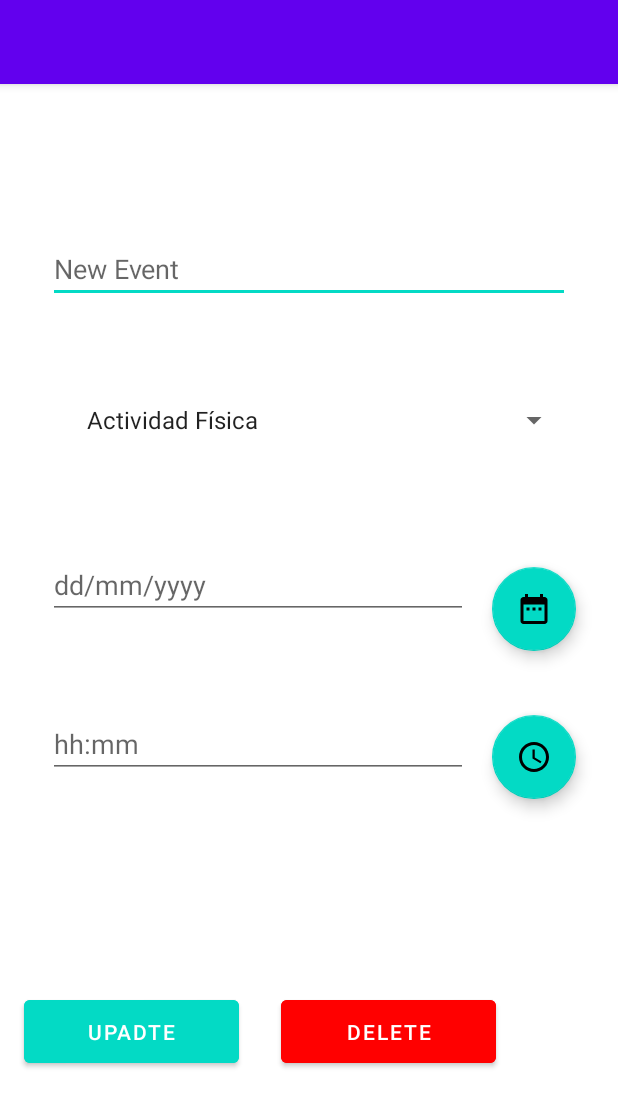
After one commit to AlexisKcc8/agendaWS, an Android app: the UpdateActivity screen opened directly, with no data from a screen before it, on a phone screen of 412 x 824 dp. The commit adds this screen. Shown: the top 1107 px of the screen. Run offline under Robolectric (Android 15) with nearby library versions, the phone set to English and light mode, and no system bars.

Commit message:
update and delete added

```diff
--- a/app/src/main/java/com/example/agendaws/MainActivity.java
+++ b/app/src/main/java/com/example/agendaws/MainActivity.java
@@ -15,8 +15,7 @@ import com.google.firebase.auth.FirebaseUser;
 import com.google.firebase.auth.UserInfo;
 
 public class MainActivity extends AppCompatActivity implements View.OnClickListener {
-    Button btnCSession;
-    FloatingActionButton btnNewEvent;
+    FloatingActionButton btnNewEvent, btnCSession;
     TextView txtIdUser;
     FirebaseAuth mAuth;
     String emailUserLog;
--- /dev/null
+++ b/app/src/main/java/com/example/agendaws/UpdateActivity.java
@@ -0,0 +1,123 @@
+package com.example.agendaws;
+
+
+import androidx.appcompat.app.ActionBar;
+import androidx.appcompat.app.AppCompatActivity;
+
+import android.app.AlertDialog;
+import android.content.DialogInterface;
+import android.os.Bundle;
+import android.util.Log;
+import android.view.View;
+import android.widget.Button;
+import android.widget.EditText;
+import android.widget.ImageButton;
+import android.widget.Spinner;
+import android.widget.TextView;
+import android.widget.Toast;
+import com.example.agendaws.helper_methods.Helper_methods;
+import com.example.agendaws.models.Model_user;
+import com.example.agendaws.pickers.MyPickers;
+
+public class UpdateActivity extends AppCompatActivity implements View.OnClickListener {
+    Spinner categoria;
+    EditText txtName, txtLast, txtPhone, etFecha, etHora;
+    ImageButton ibObtenerFecha, ibObtenerHora;
+    Button btnUpdate, btnDelete;
+    String id, name, last, phone, category, date, time;
+
+    Model_user user  = new Model_user();;
+    MyPickers myPickers = new MyPickers();
+    Helper_methods myMethods = new Helper_methods();
+
+    @Override
+    protected void onCreate(Bundle savedInstanceState) {
+        super.onCreate(savedInstanceState);
+        setContentView(R.layout.activity_update);
+        initXML();
+        getAndSetIntentData();
+        ActionBar ab = getSupportActionBar();
+        if (ab != null) {
+            ab.setTitle(name);
+        }
+    }
+
+    private void initXML() {
+        ibObtenerFecha = (ImageButton) findViewById(R.id.ib_obtener_fecha2);
+        ibObtenerFecha.setOnClickListener(this);
+        ibObtenerHora = (ImageButton) findViewById(R.id.ib_obtener_hora2);
+        ibObtenerHora.setOnClickListener(this);
+
+        txtName = (EditText) findViewById(R.id.inpName2);
+
+        etFecha = (EditText) findViewById(R.id.inpDate2);
+        etHora = (EditText) findViewById(R.id.inpHour2);
+
+        categoria = (Spinner)findViewById(R.id.categoria2);
+        myMethods.fillSpinner(UpdateActivity.this, categoria);
+
+        btnUpdate = findViewById(R.id.btnUpdate);
+        btnUpdate.setOnClickListener(this);
+        btnDelete = findViewById(R.id.btnDelete);
+        btnDelete.setOnClickListener(this);
+    }
+
+    void getAndSetIntentData(){
+        if(getIntent().hasExtra("id")){
+            //Getting Data from Intent
+            id = getIntent().getStringExtra("id");
+            name = getIntent().getStringExtra("name");
+            last = getIntent().getStringExtra("last");
+            phone = getIntent().getStringExtra("phone");
+            category = getIntent().getStringExtra("category");
+            date = getIntent().getStringExtra("date");
+            time = getIntent().getStringExtra("time");
+
+            //Setting Intent Data
+            txtName.setText(name);
+            txtLast.setText(last);
+            txtPhone.setText(phone);
+            categoria.setSelection(myMethods.indexOf(category));
+            etFecha.setText(date);
+            etHora.setText(time);
+
+            Log.d("stev", name+" "+last+" "+phone+""+date+"" +time);
+        }else{
+            Toast.makeText(this, "No data.", Toast.LENGTH_SHORT).show();
+        }
+    }
+
+    void confirmDialog(){
+        AlertDialog.Builder builder = new AlertDialog.Builder(this);
+        builder.setTitle("Delete " + name + " ?");
+        builder.setMessage("Are you sure you want to delete " + name + " ?");
+        builder.setPositiveButton("Yes", new DialogInterface.OnClickListener() {
+            @Override
+            public void onClick(DialogInterface dialogInterface, int i) {
+                finish();
+            }
+        });
+        builder.setNegativeButton("No", new DialogInterface.OnClickListener() {
+            @Override
+            public void onClick(DialogInterface dialogInterface, int i) {
+
+            }
+        });
+        builder.create().show();
+    }
+    @Override
+    public void onClick(View view) {
+        if(view == ibObtenerFecha){
+            myPickers.showDatePickerDialog(UpdateActivity.this, etFecha);
+        }
+        if(view == ibObtenerHora){
+            myPickers.showTimePickerDialog(UpdateActivity.this, etHora);
+        }
+        if(view == btnUpdate){
+
+        }
+        if(view == btnDelete){
+            confirmDialog();
+        }
+    }
+}
--- /dev/null
+++ b/app/src/main/res/layout/activity_update.xml
@@ -0,0 +1,130 @@
+<?xml version="1.0" encoding="utf-8"?>
+<androidx.constraintlayout.widget.ConstraintLayout xmlns:android="http://schemas.android.com/apk/res/android"
+    xmlns:app="http://schemas.android.com/apk/res-auto"
+    xmlns:tools="http://schemas.android.com/tools"
+    android:layout_width="match_parent"
+    android:layout_height="match_parent"
+    tools:context=".UpdateActivity">
+
+    <Spinner
+        android:id="@+id/categoria2"
+        android:layout_width="match_parent"
+        android:layout_height="wrap_content"
+        android:layout_marginStart="32dp"
+        android:layout_marginTop="44dp"
+
+        android:layout_marginEnd="32dp"
+        android:padding="10dp"
+        app:layout_constraintEnd_toEndOf="parent"
+        app:layout_constraintHorizontal_bias="0.0"
+        app:layout_constraintStart_toStartOf="parent"
+        app:layout_constraintTop_toBottomOf="@+id/inpName2"
+        tools:ignore="SpeakableTextPresentCheck,TouchTargetSizeCheck" />
+
+    <EditText
+        android:id="@+id/inpName2"
+        android:layout_width="match_parent"
+        android:layout_height="wrap_content"
+        android:layout_marginStart="32dp"
+        android:layout_marginEnd="32dp"
+
+        android:ems="10"
+        android:hint="@string/titleNewEvent"
+        android:inputType="textPersonName"
+        app:layout_constraintBottom_toBottomOf="parent"
+        app:layout_constraintEnd_toEndOf="parent"
+        app:layout_constraintHorizontal_bias="0.0"
+        app:layout_constraintStart_toStartOf="parent"
+        app:layout_constraintTop_toTopOf="parent"
+        app:layout_constraintVertical_bias="0.139"
+        tools:ignore="TouchTargetSizeCheck" />
+
+    <EditText
+        android:id="@+id/inpDate2"
+        android:layout_width="match_parent"
+        android:layout_height="wrap_content"
+        android:layout_marginStart="32dp"
+        android:layout_marginEnd="100dp"
+
+        android:clickable="true"
+        android:focusable="false"
+        android:hint="@string/hint_dateEvent"
+        android:inputType="date"
+        android:maxLines="1"
+        app:layout_constraintBottom_toBottomOf="parent"
+        app:layout_constraintEnd_toEndOf="parent"
+        app:layout_constraintHorizontal_bias="1.0"
+        app:layout_constraintStart_toStartOf="parent"
+        app:layout_constraintTop_toBottomOf="@+id/categoria2"
+        app:layout_constraintVertical_bias="0.115"
+        tools:ignore="TouchTargetSizeCheck,TextContrastCheck" />
+
+    <EditText
+        android:id="@+id/inpHour2"
+        android:layout_width="match_parent"
+        android:layout_height="wrap_content"
+        android:layout_marginStart="32dp"
+        android:layout_marginEnd="100dp"
+        android:layout_marginBottom="56dp"
+
+        android:ems="10"
+        android:hint="@string/hint_hourEvent"
+        android:inputType="time"
+        app:layout_constraintBottom_toBottomOf="parent"
+        app:layout_constraintEnd_toEndOf="parent"
+        app:layout_constraintHorizontal_bias="0.0"
+        app:layout_constraintStart_toStartOf="parent"
+        app:layout_constraintTop_toBottomOf="@+id/inpDate2"
+        app:layout_constraintVertical_bias="0.195"
+        tools:ignore="TouchTargetSizeCheck" />
+
+    <com.google.android.material.floatingactionbutton.FloatingActionButton
+        android:id="@+id/ib_obtener_hora2"
+        android:layout_width="wrap_content"
+        android:layout_height="wrap_content"
+        android:layout_marginStart="16dp"
+        android:layout_marginTop="64dp"
+        android:clickable="true"
+        android:focusable="true"
+        app:layout_constraintStart_toEndOf="@+id/inpHour2"
+        app:layout_constraintTop_toBottomOf="@+id/inpDate2"
+        app:srcCompat="@drawable/ic_time" />
+
+    <com.google.android.material.floatingactionbutton.FloatingActionButton
+        android:id="@+id/ib_obtener_fecha2"
+        android:layout_width="wrap_content"
+        android:layout_height="wrap_content"
+        android:layout_marginStart="16dp"
+        android:layout_marginTop="64dp"
+        android:clickable="true"
+        android:focusable="true"
+        app:layout_constraintStart_toEndOf="@+id/inpDate2"
+        app:layout_constraintTop_toBottomOf="@+id/categoria2"
+        app:srcCompat="@drawable/ic_date" />
+
+    <Button
+        android:id="@+id/btnUpdate"
+        android:layout_width="143dp"
+        android:layout_height="54dp"
+        android:backgroundTint="@color/teal_200"
+        android:text="@string/txt_btnUpdate"
+        app:layout_constraintBottom_toBottomOf="parent"
+        app:layout_constraintEnd_toEndOf="parent"
+        app:layout_constraintHorizontal_bias="0.059"
+        app:layout_constraintStart_toStartOf="parent"
+        app:layout_constraintTop_toBottomOf="@+id/inpHour2"
+        app:layout_constraintVertical_bias="0.566" />
+
+    <Button
+        android:id="@+id/btnDelete"
+        android:layout_width="143dp"
+        android:layout_height="54dp"
+        android:layout_marginStart="28dp"
+        android:backgroundTint="@color/red"
+        android:text="@string/txt_btnDelete"
+        app:layout_constraintBottom_toBottomOf="parent"
+        app:layout_constraintStart_toEndOf="@+id/btnUpdate"
+        app:layout_constraintTop_toBottomOf="@+id/inpHour2"
+        app:layout_constraintVertical_bias="0.566" />
+
+</androidx.constraintlayout.widget.ConstraintLayout>
--- a/app/src/main/res/values/strings.xml
+++ b/app/src/main/res/values/strings.xml
@@ -14,4 +14,6 @@
     <string name="hint_dateEvent">dd/mm/yyyy</string>
     <string name="hint_hourEvent">hh:mm</string>
     <string name="titleNewEvent">New Event</string>
+    <string name="txt_btnDelete">Delete</string>
+    <string name="txt_btnUpdate">Upadte</string>
 </resources>
```
Also changed, not shown: app/src/main/AndroidManifest.xml (+9 -4 lines), app/src/main/res/layout/activity_main.xml (+13 -14 lines), app/src/main/res/layout/activity_new_event.xml (+22 -23 lines).
